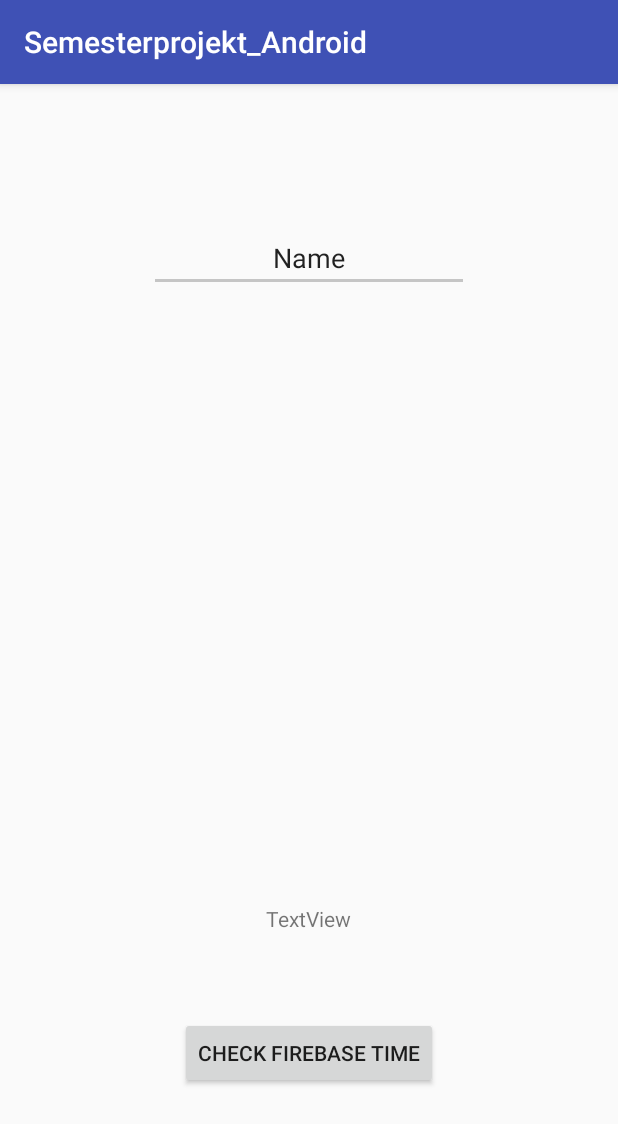
After one commit to PatrickKaalund/Semesterprojekt_Android, an Android app: the FirebaseActivity screen opened directly, with no data from a screen before it, on a phone screen of 412 x 824 dp. The commit adds this screen. Shown: the top 1124 px of the screen. Run offline under Robolectric (Android 15) with nearby library versions, the phone set to English and light mode, and no system bars; our stand-ins replace Firebase (no records; nobody signed in at launch, a user with empty details on screens opened directly).

Commit message:
Firebase connection implemented!
 - Firebase time measuring.

```diff
--- a/app/src/main/AndroidManifest.xml
+++ b/app/src/main/AndroidManifest.xml
@@ -1,6 +1,8 @@
 <?xml version="1.0" encoding="utf-8"?>
 <manifest xmlns:android="http://schemas.android.com/apk/res/android"
     package="com.example.patrickkaalund.semesterprojekt_android">
+
+    <uses-permission android:name="android.permission.INTERNET" />
 
     <application
         android:allowBackup="true"
@@ -28,7 +30,8 @@
         <activity
             android:name="com.activities.InGame"
             android:label="@string/title_activity_in_game"
-            android:theme="@style/AppTheme.NoActionBar"/>
+            android:theme="@style/AppTheme.NoActionBar" />
+        <activity android:name="com.network.FirebaseActivity"></activity>
     </application>
 
 </manifest>
--- /dev/null
+++ b/app/src/main/java/com/network/FirebaseActivity.java
@@ -0,0 +1,133 @@
+package com.network;
+
+import android.os.Bundle;
+import android.support.v7.app.AppCompatActivity;
+import android.util.Log;
+import android.view.View;
+import android.widget.Button;
+import android.widget.EditText;
+import android.widget.TextView;
+
+import com.example.patrickkaalund.semesterprojekt_android.R;
+
+import com.google.firebase.database.DataSnapshot;
+import com.google.firebase.database.DatabaseError;
+import com.google.firebase.database.DatabaseReference;
+import com.google.firebase.database.FirebaseDatabase;
+import com.google.firebase.database.ValueEventListener;
+
+public class FirebaseActivity extends AppCompatActivity {
+
+    private DatabaseReference mFirebaseDatabaseReference;
+    private Button mSendButton;
+    private EditText mMessageEditText;
+    private TextView mMessageReceivedText;
+
+    @Override
+    protected void onCreate(Bundle savedInstanceState) {
+        super.onCreate(savedInstanceState);
+        setContentView(R.layout.activity_main_network);
+
+        mFirebaseDatabaseReference = FirebaseDatabase.getInstance().getReference();
+
+
+        mSendButton = (Button) findViewById(R.id.button_send_message);
+        mMessageEditText = (EditText) findViewById(R.id.text_message);
+        mMessageReceivedText = (TextView) findViewById(R.id.text_console);
+
+        mSendButton.setOnClickListener(new View.OnClickListener() {
+            @Override
+            public void onClick(View view) {
+                //String friendlyMessage = mMessageEditText.getText().toString();
+                //mFirebaseDatabaseReference.child("Player").push().setValue(friendlyMessage);
+                //mMessageEditText.setText("");
+                sendMessage("");
+            }
+        });
+
+        mFirebaseDatabaseReference.child("Player").addValueEventListener(new ValueEventListener() {
+            @Override
+            public void onDataChange(DataSnapshot dataSnapshot) {
+                Object received = dataSnapshot.getValue();
+                if(received != null){
+                    long time = System.nanoTime() - Long.parseLong(received.toString().split("=")[1].substring(0,13));
+                    mMessageReceivedText.setText(String.valueOf(time/1000000) + " millis");
+                }
+            }
+
+            @Override
+            public void onCancelled(DatabaseError databaseError) {
+                Log.d("FirebaseActivity", "Cancel subscribtion!");
+            }
+        });
+    }
+
+    public void sendMessage(String message){
+        mFirebaseDatabaseReference.child("Player").child("Time").setValue(System.nanoTime());
+    }
+}
+
+
+// ZERO MQ
+
+//public class FirebaseActivity extends Activity {
+//    private TextView textView;
+//    private EditText editText;
+//
+//    @Override
+//    protected void onCreate(Bundle savedInstanceState) {
+//        super.onCreate(savedInstanceState);
+//        setContentView(R.layout.activity_main_network);
+//
+//        textView = (TextView)findViewById(R.id.text_console);
+//        editText = (EditText)findViewById(R.id.text_message);
+//
+//        new Thread(new ZeroMQServer(serverMessageHandler)).start();
+//
+//        findViewById(R.id.button_send_message).setOnClickListener(
+//                new View.OnClickListener() {
+//                    @Override
+//                    public void onClick(View v) {
+//                        new ZeroMQMessageTask(clientMessageHandler).execute(getTaskInput());
+//                    }
+//
+//                    protected String getTaskInput() {
+//                        return editText.getText().toString();
+//                    }
+//                });
+//    }
+//
+//    private static final DateFormat DATE_FORMAT = new SimpleDateFormat("yyyy-MM-dd'T'HH:mmZ");
+//
+//    private static String getTimeString() {
+//        return DATE_FORMAT.format(new Date());
+//    }
+//
+//    private void serverMessageReceived(String messageBody) {
+//        // clear text
+//        textView.setText("");
+//        textView.append(getTimeString() + " - server received: " + messageBody + "\n");
+//    }
+//
+//    private void clientMessageReceived(String messageBody) {
+//        textView.append(getTimeString() + " - client received: " + messageBody + "\n");
+//    }
+//
+//    private final MessageListenerHandler serverMessageHandler = new MessageListenerHandler(
+//            new IMessageListener() {
+//                @Override
+//                public void messageReceived(String messageBody) {
+//                    serverMessageReceived(messageBody);
+//                }
+//            },
+//            Util.MESSAGE_PAYLOAD_KEY);
+//
+//    private final MessageListenerHandler clientMessageHandler = new MessageListenerHandler(
+//            new IMessageListener() {
+//                @Override
+//                public void messageReceived(String messageBody) {
+//                    clientMessageReceived(messageBody);
+//                }
+//            },
+//            Util.MESSAGE_PAYLOAD_KEY);
+//}
--- /dev/null
+++ b/app/src/main/res/layout/activity_main_network.xml
@@ -0,0 +1,42 @@
+<?xml version="1.0" encoding="utf-8"?>
+<RelativeLayout xmlns:android="http://schemas.android.com/apk/res/android"
+    xmlns:tools="http://schemas.android.com/tools"
+    android:id="@+id/activity_main"
+    android:layout_width="match_parent"
+    android:layout_height="match_parent"
+    android:paddingBottom="@dimen/activity_vertical_margin"
+    android:paddingLeft="@dimen/activity_horizontal_margin"
+    android:paddingRight="@dimen/activity_horizontal_margin"
+    android:paddingTop="@dimen/activity_vertical_margin"
+    tools:context="com.network.FirebaseActivity">
+
+    <Button
+        android:text="Check firebase time"
+        android:layout_width="wrap_content"
+        android:layout_height="wrap_content"
+        android:layout_alignParentBottom="true"
+        android:layout_centerHorizontal="true"
+        android:layout_marginBottom="82dp"
+        android:id="@+id/button_send_message" />
+
+    <EditText
+        android:layout_width="wrap_content"
+        android:layout_height="wrap_content"
+        android:text="Name"
+        android:ems="10"
+        android:id="@+id/text_message"
+        android:layout_marginTop="77dp"
+        android:textAlignment="center"
+        android:layout_alignParentTop="true"
+        android:layout_centerHorizontal="true"
+        android:inputType="text" />
+
+    <TextView
+        android:text="TextView"
+        android:layout_width="wrap_content"
+        android:layout_height="wrap_content"
+        android:layout_marginBottom="56dp"
+        android:id="@+id/text_console"
+        android:layout_above="@+id/button_send_message"
+        android:layout_centerHorizontal="true" />
+</RelativeLayout>
--- a/build.gradle
+++ b/build.gradle
@@ -5,7 +5,10 @@ buildscript {
         jcenter()
     }
     dependencies {
-        classpath 'com.android.tools.build:gradle:2.2.1'
+        classpath 'com.android.tools.build:gradle:2.2.2'
+
+        // firebase!
+        classpath 'com.google.gms:google-services:3.0.0'
 
         // NOTE: Do not place your application dependencies here; they belong
         // in the individual module build.gradle files
```
Also changed, not shown: app/build.gradle (+10 -0 lines), app/src/main/java/com/activities/MainMenu.java (+12 -5 lines), app/src/main/java/com/network/Config.java (added, +9 -0 lines), app/src/main/java/com/network/IMessageListener.java (added, +9 -0 lines), app/src/main/java/com/network/MessageListenerHandler.java (added, +22 -0 lines), app/src/main/java/com/network/Util.java (added, +41 -0 lines), app/src/main/java/com/network/ZeroMQMessageTask.java (added, +39 -0 lines), app/src/main/java/com/network/ZeroMQServer.java (added, +32 -0 lines), app/src/main/res/layout/activity_main_menu.xml (+14 -6 lines), 1 other file.
